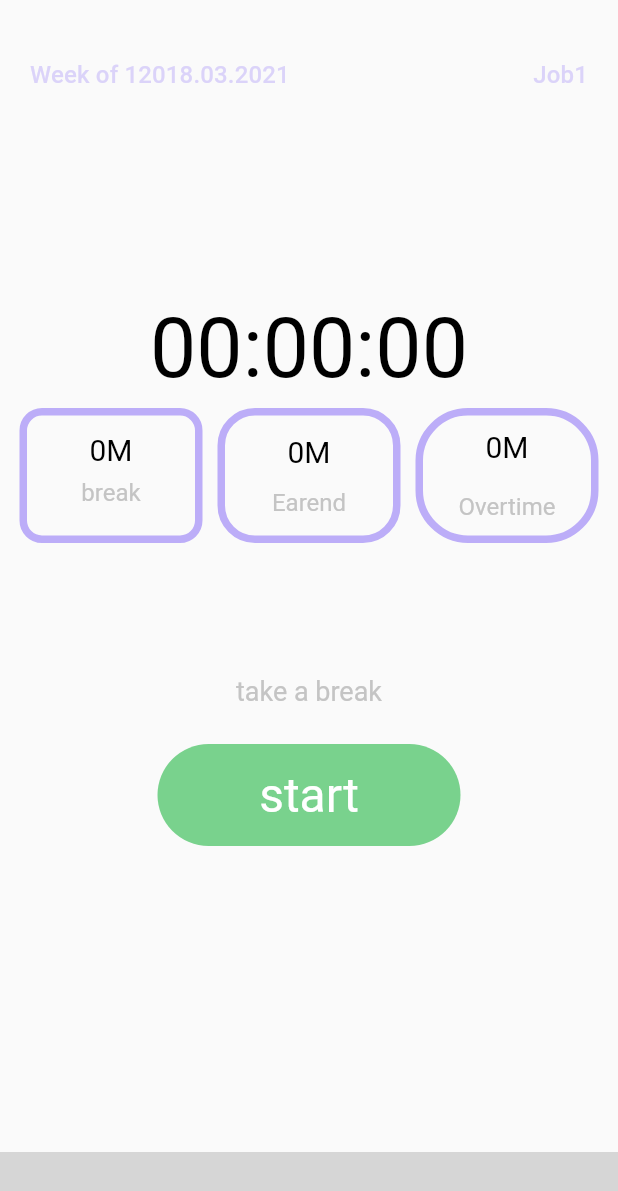
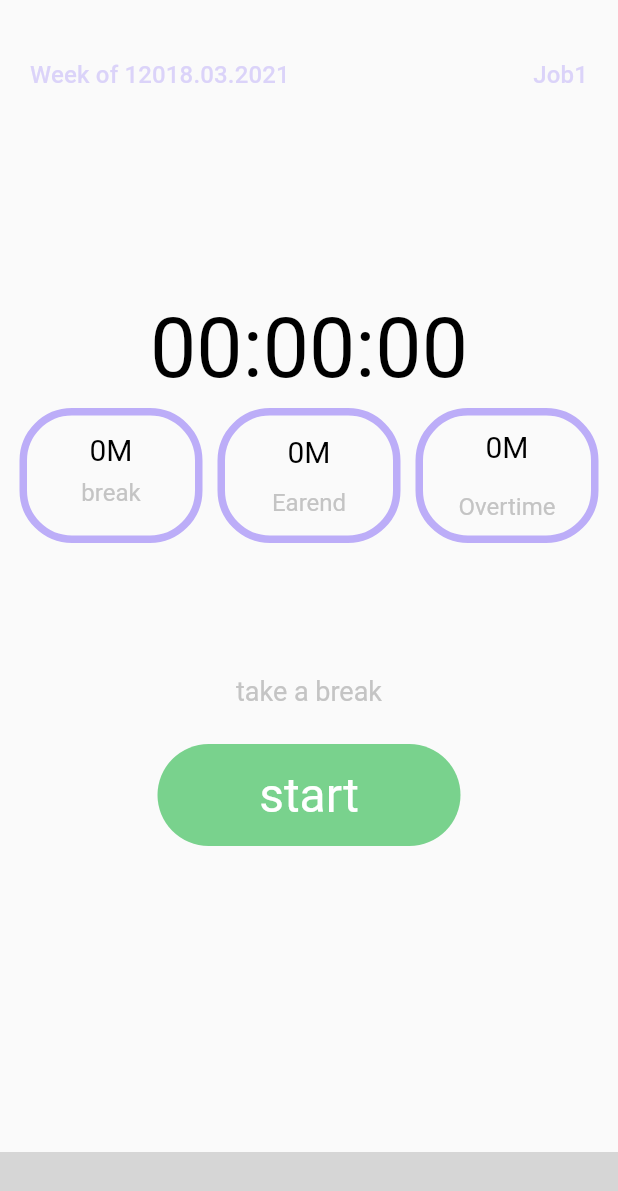
Before and after one commit to 1shaked/money-is-time, a Flutter app: the TimerPage screen opened by its route, on a phone screen of 412 x 824 dp. Shown: the top 1191 px of the screen. Run offline on Flutter 3.47's test engine with Material 2 defaults, Android fonts, the phone set to English and light mode, and no system bars; our stand-ins replace firebase_analytics, font_awesome_flutter, shared_preferences; accounts and stored records are empty; statements that could not run were skipped; grey boxes are pictures that could not be loaded.

Commit message:
cretated the home and jobs page

```diff
--- /dev/null
+++ b/lib/components/jobs/jobs.dart
@@ -0,0 +1,3 @@
+export 'top_selection_row.dart';
+export 'top_header.dart';
+export 'jobs_list.dart';
--- a/lib/components/timesheet/details_current_work_row.dart
+++ b/lib/components/timerPage/details_current_work_row.dart
@@ -22,7 +22,7 @@ class DetailsCurrentWorkRow extends StatelessWidget {
                   width: 5,
                   color: Theme.of(context).secondaryHeaderColor,
                 ),
-                borderRadius: BorderRadius.circular(15),
+                borderRadius: BorderRadius.circular(35),
               ),
               child: Column(
                 mainAxisAlignment: MainAxisAlignment.center,
@@ -53,7 +53,7 @@ class DetailsCurrentWorkRow extends StatelessWidget {
                   width: 5,
                   color: Theme.of(context).secondaryHeaderColor,
                 ),
-                borderRadius: BorderRadius.circular(25),
+                borderRadius: BorderRadius.circular(35),
               ),
               child: Column(
                 mainAxisAlignment: MainAxisAlignment.spaceEvenly,
--- a/lib/main.dart
+++ b/lib/main.dart
@@ -3,7 +3,6 @@ import 'package:firebase_analytics/firebase_analytics.dart';
 import 'package:firebase_analytics/observer.dart';
 import 'package:moneytime/pages/pages.dart';
 import 'package:moneytime/pages/settings.dart';
-import 'package:moneytime/pages/timesheet.dart';
 import 'package:moneytime/services/theme_manager.dart';
 import 'package:provider/provider.dart';
 
@@ -36,6 +35,7 @@ class MyApp extends StatelessWidget {
                 '/home_page': (context) => const HomePage(),
                 '/analytics_page': (context) => const AnalyticsPage(),
                 '/jobs_page': (context) => const JobsPage(),
+                '/timesheet_page': (context) => const TimesheetPage(),
                 '/timer_page': (context) => const TimerPage(),
                 '/settings_page': (context) => const SettingsPage(),
               },
--- a/lib/pages/pages.dart
+++ b/lib/pages/pages.dart
@@ -2,3 +2,5 @@ export 'home.dart';
 export 'login.dart';
 export 'jobs.dart';
 export 'analytics.dart';
+export 'timer.dart';
+export 'timesheet.dart';
--- /dev/null
+++ b/lib/pages/timer.dart
@@ -0,0 +1,25 @@
+import 'package:flutter/material.dart';
+import 'package:moneytime/components/components.dart';
+import 'package:moneytime/components/timerPage/timerPage.dart';
+
+class TimerPage extends StatelessWidget {
+  const TimerPage({Key? key}) : super(key: key);
+
+  @override
+  Widget build(BuildContext context) {
+    return Scaffold(
+      body: Column(
+        children: const [
+          TimerHeaderDetails(),
+          Timer(),
+          DetailsCurrentWorkRow(),
+          TakeBreakText(),
+          ActionButtonTimer(),
+        ],
+      ),
+      bottomNavigationBar: const BottomNavigation(
+        path: '/timesheet_page',
+      ),
+    );
+  }
+}
--- a/lib/pages/timesheet.dart
+++ b/lib/pages/timesheet.dart
@@ -1,21 +1,14 @@
 import 'package:flutter/material.dart';
 import 'package:moneytime/components/components.dart';
-import 'package:moneytime/components/timesheet/timesheet.dart';
 
-class TimerPage extends StatelessWidget {
-  const TimerPage({Key? key}) : super(key: key);
+class TimesheetPage extends StatelessWidget {
+  const TimesheetPage({Key? key}) : super(key: key);
 
   @override
   Widget build(BuildContext context) {
     return Scaffold(
-      body: Column(
-        children: const [
-          TimerHeaderDetails(),
-          Timer(),
-          DetailsCurrentWorkRow(),
-          TakeBreakText(),
-          ActionButtonTimer(),
-        ],
+      body: Center(
+        child: Text('time sheep page'),
       ),
       bottomNavigationBar: const BottomNavigation(
         path: '/timer_page',
--- a/lib/services/theme_manager.dart
+++ b/lib/services/theme_manager.dart
@@ -2,8 +2,10 @@ import 'package:flutter/material.dart';
 import 'package:moneytime/services/services.dart';
 
 ThemeData baseThem = ThemeData(
+  toggleableActiveColor: const Color.fromRGBO(165, 155, 250, 1),
   secondaryHeaderColor: const Color.fromRGBO(188, 173, 248, 1),
   primarySwatch: Colors.grey,
+
   primaryColor: Colors.black,
   brightness: Brightness.light,
   backgroundColor: Colors.white, //const Color(0xFF212121),
@@ -11,6 +13,14 @@ ThemeData baseThem = ThemeData(
   bottomAppBarColor:
       const Color.fromRGBO(188, 173, 248, 1), // the bottom app bar text color
   textTheme: const TextTheme(
+    headline2: TextStyle(
+      color: Color.fromRGBO(188, 173, 248, 1),
+      fontSize: 14,
+    ),
+    headline3: TextStyle(
+      color: Colors.white,
+      fontSize: 14,
+    ),
     bodyText1: TextStyle(
       // for the general text in the app
       color: Colors.black,
@@ -21,7 +31,10 @@ ThemeData baseThem = ThemeData(
       color: Color.fromRGBO(196, 196, 196, 1),
       fontSize: 18,
     ),
-    button: TextStyle(color: Color.fromRGBO(188, 173, 248, 1)),
+    button: TextStyle(
+      color: Color.fromRGBO(188, 173, 248, 1),
+      fontSize: 14,
+    ),
     headline1: TextStyle(
       // main headline like the settings headline
       color: Color.fromRGBO(196, 196, 196, 1),
--- a/pubspec.yaml
+++ b/pubspec.yaml
@@ -31,16 +31,14 @@ dependencies:
     sdk: flutter
 
   firebase_core: ^1.6.0
-  firebase_auth: ^3.1.1
+  # firebase_auth: ^3.1.1
   firebase_analytics: ^8.3.2
-
+  font_awesome_flutter: ^9.1.0
   shared_preferences: ^2.0.8
   provider: ^6.0.0
 
-
   # The following adds the Cupertino Icons font to your application.
   # Use with the CupertinoIcons class for iOS style icons.
-  cupertino_icons: ^1.0.2
 
 dev_dependencies:
   flutter_test:
```
Also changed, not shown: lib/components/bottom_nav.dart (+7 -2 lines), lib/components/jobs/jobs_list.dart (added, +63 -0 lines), lib/components/jobs/top_header.dart (added, +27 -0 lines), lib/components/jobs/top_selection_row.dart (added, +82 -0 lines), lib/pages/jobs.dart (+15 -8 lines), lib/components/timerPage/action_button_timer.dart (renamed from lib/components/timesheet/action_button_timer.dart), lib/components/timerPage/take_break_text.dart (renamed from lib/components/timesheet/take_break_text.dart), lib/components/timerPage/timer.dart (renamed from lib/components/timesheet/timer.dart), lib/components/timerPage/timerPage.dart (renamed from lib/components/timesheet/timesheet.dart), lib/components/timerPage/timer_header_details.dart (renamed from lib/components/timesheet/timer_header_details.dart), pubspec.lock, 4 other files.
